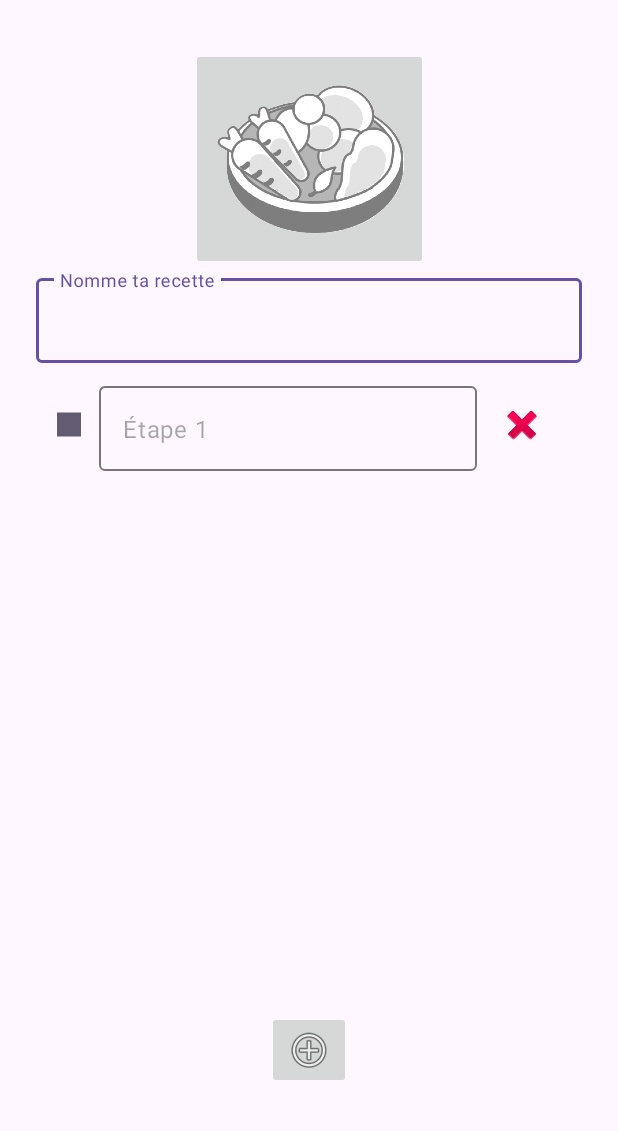
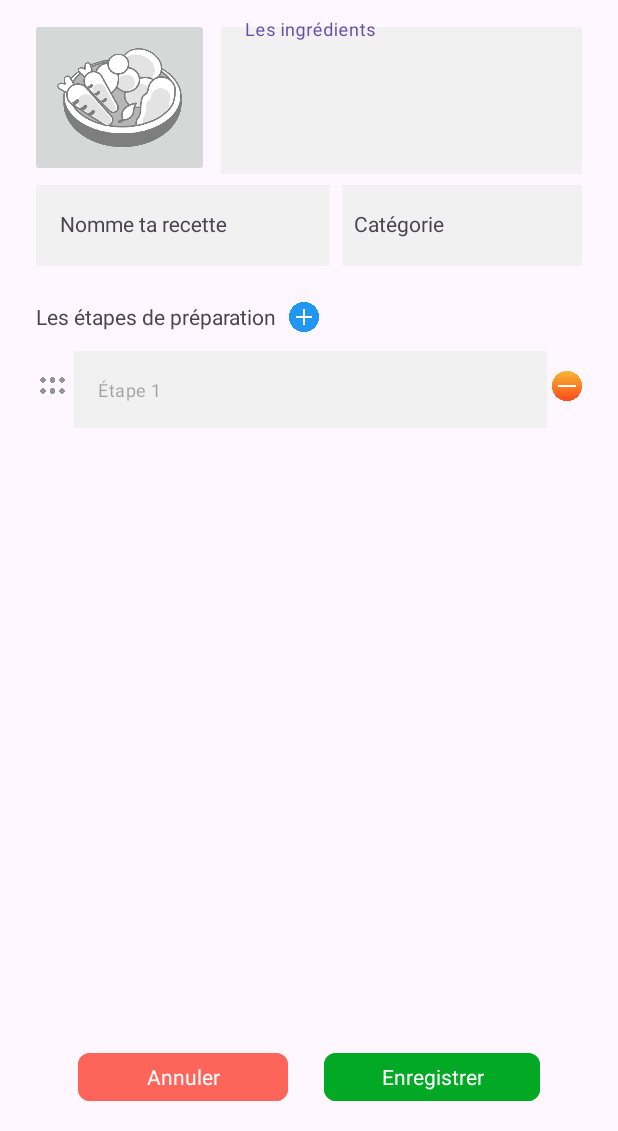
Before and after one commit to EmileDevGit/cuisto, an Android app: the screen it shows after launch (AjouterRecetteActivity), after a tap on an icon or button, on a phone screen of 412 x 824 dp, the part 105-1236 px from its top. Run offline under Robolectric (Android 15) with nearby library versions, the phone set to English and light mode, and no system bars; our stand-ins replace Room's generated code.

Commit message:
Finalisation UI Ajouter recette

```diff
--- a/cuisto/app/src/main/res/layout/activity_ajouter_recette.xml
+++ b/cuisto/app/src/main/res/layout/activity_ajouter_recette.xml
@@ -1,5 +1,6 @@
 <?xml version="1.0" encoding="utf-8"?>
-<androidx.constraintlayout.widget.ConstraintLayout xmlns:android="http://schemas.android.com/apk/res/android"
+<androidx.constraintlayout.widget.ConstraintLayout
+    xmlns:android="http://schemas.android.com/apk/res/android"
     xmlns:app="http://schemas.android.com/apk/res-auto"
     xmlns:tools="http://schemas.android.com/tools"
     android:id="@+id/main"
@@ -7,6 +8,7 @@
     android:layout_height="match_parent"
     tools:context=".ui.AjouterRecetteActivity">
 
+    <!-- Header fixe -->
     <ImageView
         android:id="@+id/ivLogo"
         android:layout_width="131dp"
@@ -17,15 +19,38 @@
         app:layout_constraintTop_toTopOf="parent"
         app:srcCompat="@drawable/cuisto_logo" />
 
+    <com.google.android.material.textfield.TextInputLayout
+        android:id="@+id/tiIngredients"
+        android:layout_width="0dp"
+        android:layout_height="wrap_content"
+        android:layout_marginStart="8dp"
+        android:layout_marginTop="10dp"
+        android:layout_marginEnd="24dp"
+        app:layout_constraintBottom_toBottomOf="@+id/ibImageImport"
+        app:layout_constraintEnd_toEndOf="parent"
+        app:layout_constraintHorizontal_bias="1.0"
+        app:layout_constraintStart_toEndOf="@+id/ibImageImport"
+        app:layout_constraintTop_toBottomOf="@+id/ivLogo">
+
+        <com.google.android.material.textfield.TextInputEditText
+            android:id="@+id/tietIngredients"
+            android:layout_width="match_parent"
+            android:layout_height="98dp"
+            android:background="#F1F1F1"
+            android:gravity="top|start"
+            android:hint="Les ingrédients"
+            android:textSize="12sp" />
+    </com.google.android.material.textfield.TextInputLayout>
+
     <ImageButton
         android:id="@+id/ibImageImport"
-        android:layout_width="158dp"
-        android:layout_height="148dp"
-        android:layout_marginTop="32dp"
+        android:layout_width="119dp"
+        android:layout_height="106dp"
+        android:layout_marginStart="20dp"
+        android:layout_marginTop="12dp"
         android:scaleType="centerInside"
-        app:layout_constraintEnd_toEndOf="parent"
         app:layout_constraintStart_toStartOf="parent"
-        app:layout_constraintTop_toBottomOf="@+id/ivLogo"
+        app:layout_constraintTop_toBottomOf="@id/ivLogo"
         app:srcCompat="@drawable/food_placeholder" />
 
     <com.google.android.material.textfield.TextInputLayout
@@ -33,44 +58,116 @@
         android:layout_width="0dp"
         android:layout_height="wrap_content"
         android:layout_marginStart="24dp"
-        android:layout_marginEnd="24dp"
-        app:layout_constraintEnd_toEndOf="parent"
+        android:layout_marginEnd="8dp"
+        app:layout_constraintEnd_toStartOf="@+id/tilCategorie"
         app:layout_constraintStart_toStartOf="parent"
-        app:layout_constraintTop_toBottomOf="@+id/ibImageImport">
+        app:layout_constraintTop_toBottomOf="@id/ibImageImport">
 
         <com.google.android.material.textfield.TextInputEditText
             android:id="@+id/tietNomRecette"
             android:layout_width="match_parent"
             android:layout_height="wrap_content"
+            android:background="#F1F1F1"
             android:hint="Nomme ta recette"
-            android:focusable="true"
-            android:focusableInTouchMode="true"
-            android:descendantFocusability="afterDescendants"
-            android:importantForAutofill="noExcludeDescendants"
-            />
+            android:textAppearance="@style/TextAppearance.AppCompat.Small" />
     </com.google.android.material.textfield.TextInputLayout>
+
+    <!-- RecyclerView scrollable entre header et footer -->
+
+    <com.google.android.material.textfield.TextInputLayout
+        android:id="@+id/tilCategorie"
+        android:layout_width="160dp"
+        android:layout_height="0dp"
+        android:hint="Catégorie"
+        app:layout_constraintBottom_toBottomOf="@+id/textInputLayoutNomRecette"
+        app:layout_constraintEnd_toEndOf="@+id/tiIngredients"
+        app:layout_constraintTop_toTopOf="@+id/textInputLayoutNomRecette">
+
+        <AutoCompleteTextView
+            android:id="@+id/actvCategorie"
+            android:layout_width="match_parent"
+            android:layout_height="match_parent"
+            android:background="#F1F1F1"
+            android:completionThreshold="1"
+            android:inputType="text"
+            android:paddingLeft="8dp"
+            android:textAppearance="@style/TextAppearance.AppCompat.Small" />
+    </com.google.android.material.textfield.TextInputLayout>
+
+    <TextView
+        android:id="@+id/tvEtapes"
+        android:layout_width="wrap_content"
+        android:layout_height="wrap_content"
+        android:layout_marginTop="24dp"
+        android:text="Les étapes de préparation"
+        app:layout_constraintStart_toStartOf="@+id/textInputLayoutNomRecette"
+        app:layout_constraintTop_toBottomOf="@+id/textInputLayoutNomRecette" />
+
+    <ImageButton
+        android:id="@+id/btnAjouterEtape"
+        android:layout_width="20dp"
+        android:layout_height="20dp"
+        android:layout_marginStart="8dp"
+        android:background="#00FFFFFF"
+        android:scaleType="centerInside"
+        app:layout_constraintBottom_toBottomOf="@+id/tvEtapes"
+        app:layout_constraintStart_toEndOf="@id/tvEtapes"
+        app:layout_constraintTop_toTopOf="@id/tvEtapes"
+        app:srcCompat="@drawable/plus" />
+
+    <!-- RecyclerView scrollable entre header et footer -->
+
+    <!-- Footer fixe avec boutons -->
 
     <androidx.recyclerview.widget.RecyclerView
         android:id="@+id/rvListeEtapes"
-        android:layout_width="match_parent"
+        android:layout_width="0dp"
         android:layout_height="0dp"
-        android:layout_marginStart="24dp"
-        android:layout_marginEnd="24dp"
-        app:layout_constraintBottom_toTopOf="@+id/btnAjouterEtape"
-        app:layout_constraintEnd_toEndOf="parent"
-        app:layout_constraintStart_toStartOf="parent"
-        app:layout_constraintTop_toBottomOf="@+id/textInputLayoutNomRecette">
+        android:layout_marginTop="8dp"
+        android:layout_marginBottom="16dp"
+        app:layout_constraintBottom_toTopOf="@id/footerButtons"
+        app:layout_constraintEnd_toEndOf="@+id/tilCategorie"
+        app:layout_constraintHorizontal_bias="1.0"
+        app:layout_constraintStart_toStartOf="@+id/tvEtapes"
+        app:layout_constraintTop_toBottomOf="@id/tvEtapes"
+        app:layout_constraintVertical_bias="0.0" />
 
-    </androidx.recyclerview.widget.RecyclerView>
-
-    <ImageButton
-        android:id="@+id/btnAjouterEtape"
-        android:layout_width="wrap_content"
+    <LinearLayout
+        android:id="@+id/footerButtons"
+        android:layout_width="0dp"
         android:layout_height="wrap_content"
-        android:layout_marginBottom="28dp"
+        android:layout_margin="16dp"
+        android:layout_marginBottom="16dp"
+        android:gravity="center"
+        android:orientation="horizontal"
         app:layout_constraintBottom_toBottomOf="parent"
         app:layout_constraintEnd_toEndOf="parent"
-        app:layout_constraintStart_toStartOf="parent"
-        app:srcCompat="@android:drawable/ic_menu_add" />
+        app:layout_constraintHorizontal_bias="1.0"
+        app:layout_constraintStart_toStartOf="parent">
+
+        <Button
+            android:id="@+id/btnCancel"
+            android:layout_width="143dp"
+            android:layout_height="40dp"
+            android:layout_marginLeft="36dp"
+            android:layout_marginRight="12dp"
+            android:layout_weight="1"
+            android:backgroundTint="#FD655A"
+            android:text="Annuler"
+            android:textAppearance="@style/TextAppearance.AppCompat.Small"
+            app:cornerRadius="8dp" />
+
+        <Button
+            android:id="@+id/btnSave"
+            android:layout_width="147dp"
+            android:layout_height="40dp"
+            android:layout_marginLeft="12dp"
+            android:layout_marginRight="36dp"
+            android:layout_weight="1"
+            android:backgroundTint="#01A925"
+            android:text="Enregistrer"
+            android:textAppearance="@style/TextAppearance.AppCompat.Small"
+            app:cornerRadius="8dp" />
+    </LinearLayout>
 
 </androidx.constraintlayout.widget.ConstraintLayout>
--- a/cuisto/app/src/main/res/layout/item_etape.xml
+++ b/cuisto/app/src/main/res/layout/item_etape.xml
@@ -1,12 +1,11 @@
 <?xml version="1.0" encoding="utf-8"?>
 <LinearLayout xmlns:android="http://schemas.android.com/apk/res/android"
+    xmlns:app="http://schemas.android.com/apk/res-auto"
     xmlns:tools="http://schemas.android.com/tools"
     android:layout_width="match_parent"
     android:layout_height="wrap_content"
     android:orientation="vertical"
-    android:padding="10dp"
-    android:paddingLeft="0dp">
-
+    android:padding="0dp">
 
     <LinearLayout
         android:layout_width="match_parent"
@@ -15,41 +14,56 @@
 
         <ImageView
             android:id="@+id/dragHandle"
-            android:layout_width="24dp"
+            android:layout_width="22dp"
             android:layout_height="match_parent"
-            android:layout_marginEnd="8dp"
+            android:layout_marginRight="3dp"
             android:clickable="false"
             android:contentDescription="Déplacer l'étape"
             android:focusable="false"
-            android:scaleX="2"
-            android:scaleY="2"
-            android:src="?android:attr/textCursorDrawable" />
+            android:scaleType="centerInside"
+            android:src="@drawable/drag"
+            app:tint="#949494" />
 
         <com.google.android.material.textfield.TextInputLayout
             android:id="@+id/tilEtape"
             android:layout_width="0dp"
             android:layout_height="wrap_content"
-            android:layout_weight="1">
+            android:layout_weight="1"
+            app:boxBackgroundMode="outline"
+            app:boxCornerRadiusBottomEnd="4dp"
+            app:boxCornerRadiusBottomStart="4dp"
+            app:boxCornerRadiusTopEnd="4dp"
+            app:boxCornerRadiusTopStart="4dp"
+            app:boxStrokeWidth="1dp"
+            app:boxStrokeWidthFocused="2dp">
 
             <com.google.android.material.textfield.TextInputEditText
                 android:id="@+id/tietEtape"
                 android:layout_width="match_parent"
                 android:layout_height="wrap_content"
+                android:background="#F1F1F1"
                 android:clickable="true"
                 android:cursorVisible="true"
                 android:focusable="true"
-                android:focusableInTouchMode="true" />
+                android:focusableInTouchMode="true"
+                android:gravity="top|start"
+                android:inputType="textMultiLine"
+                android:maxLines="100"
+                android:minLines="1"
+                android:overScrollMode="ifContentScrolls"
+                android:scrollbars="vertical"
+                android:textSize="12sp" />
         </com.google.android.material.textfield.TextInputLayout>
 
         <ImageButton
             android:id="@+id/buttonRetirerEtape"
-            android:layout_width="40dp"
-            android:layout_height="42dp"
-            android:layout_margin="10dp"
+            android:layout_width="20dp"
+            android:layout_height="match_parent"
+            android:layout_marginLeft="3dp"
             android:background="?attr/selectableItemBackgroundBorderless"
             android:contentDescription="Supprimer l'étape"
-            android:src="@android:drawable/ic_delete" />
-
+            android:scaleType="centerInside"
+            android:src="@drawable/moins" />
     </LinearLayout>
 
 </LinearLayout>
```
Also changed, not shown: cuisto/app/src/main/res/drawable/drag.png (added), cuisto/app/src/main/res/drawable/moins.png (added), cuisto/app/src/main/res/drawable/plus.png (added).
